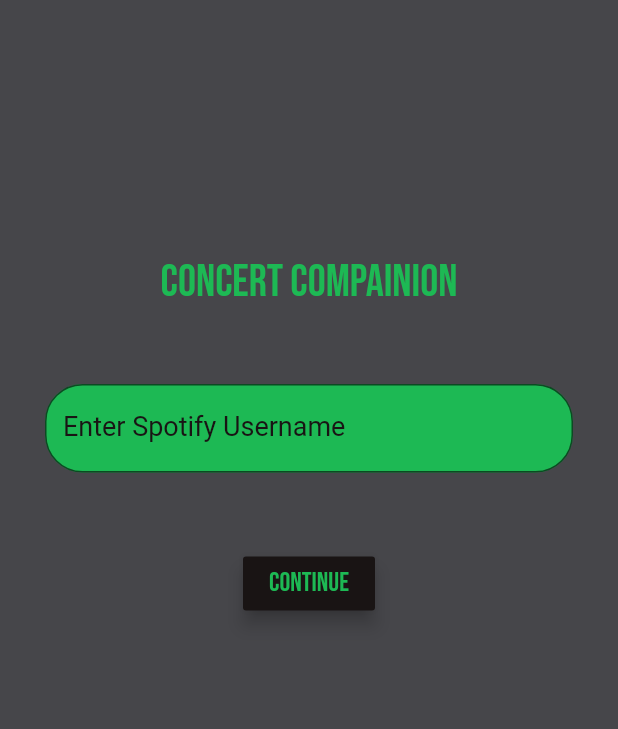
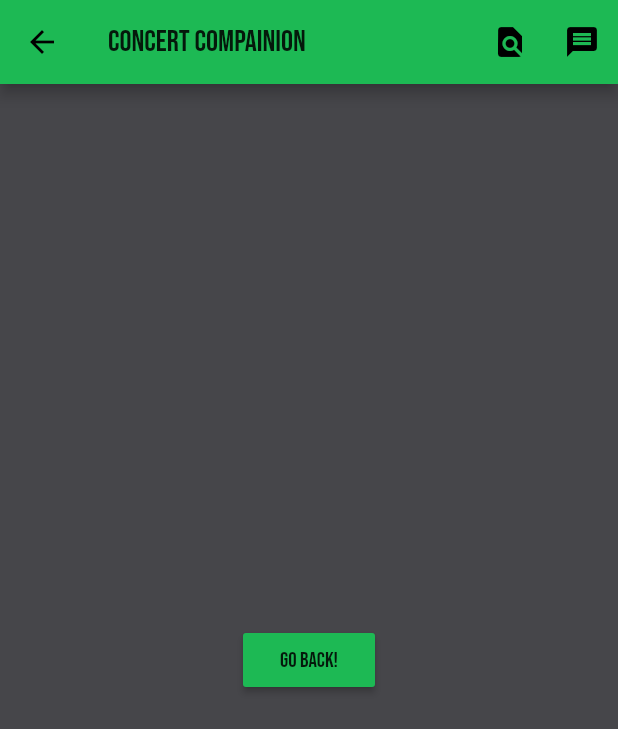
Before and after one commit to pjw9963/Concert-Compainion, a Flutter app: the screen it shows after launch, after a tap on "Continue", on a phone screen of 412 x 824 dp. Shown: the top 729 px of the screen. Run offline on Flutter 3.47's test engine with Material 2 defaults, Android fonts, the phone set to English and light mode, and no system bars; Roboto replaces fonts that are missing (Poppins).

Commit message:
added swipe and message page

```diff
--- a/concert_compainion_flutter/lib/Home.dart
+++ b/concert_compainion_flutter/lib/Home.dart
@@ -1,11 +1,26 @@
 import 'package:flutter/material.dart';
 
-class SecondScreen extends StatelessWidget {
+class HomeScreen extends StatelessWidget {
   @override
   Widget build(BuildContext context) {
     return Scaffold(
       appBar: AppBar(
-        title: Text("Second Screen"),
+        title: Text("Concert Compainion"),
+        actions: <Widget>[
+          IconButton(
+            icon: Icon(Icons.find_in_page),
+            onPressed: () {
+              Navigator.pushNamed(context, '/swipe');
+            },
+          ),
+          // action button
+          IconButton(
+            icon: Icon(Icons.message),
+            onPressed: () {
+              Navigator.pushNamed(context, '/message');
+            },
+          ),
+        ],
       ),
       body: Center(
         child: RaisedButton(
--- a/concert_compainion_flutter/lib/Login_Form.dart
+++ b/concert_compainion_flutter/lib/Login_Form.dart
@@ -1,12 +1,4 @@
 import 'package:flutter/material.dart';
-
-Color hexToColor(String code) {
-  return new Color(int.parse(code.substring(1, 7), radix: 16) + 0xFF000000);
-}
-
-var _green = hexToColor("#1DB954");
-var _black = hexToColor("#191414");
-var _background_grey = hexToColor("#46464a");
 
 class MyCustomForm extends StatefulWidget {
   @override
@@ -31,8 +23,7 @@ class _MyCustomFormState extends State<MyCustomForm> {
           controller: myController,
           decoration: new InputDecoration(
             labelText: "Enter Spotify Username",
-            labelStyle: TextStyle(color: _black, fontSize: 18),
-            fillColor: _green,
+            labelStyle: TextStyle(fontSize: 18),
             filled: true,
             border: new OutlineInputBorder(
               borderRadius: new BorderRadius.circular(25.0),
@@ -51,15 +42,14 @@ class _MyCustomFormState extends State<MyCustomForm> {
         ),
         new Padding(padding: EdgeInsets.only(top: 50)),
         new RaisedButton(
-          color: _black,
-          splashColor: _green,
           animationDuration: Duration(seconds: 2),
           onPressed: () {
             //myController.text send to api for sign in
+            Navigator.pushNamed(context, '/home');
           },
           padding: EdgeInsets.all(5),
           elevation: 5.0,
-          child: Text("Continue", style: TextStyle(fontSize: 18, color: _green),),
+          child: Text("Continue", style: TextStyle(fontSize: 18),),
         )
       ],
     );
@@ -70,23 +60,17 @@ class _MyCustomFormState extends State<MyCustomForm> {
 class LoginScreen extends StatelessWidget {
   @override
   Widget build(BuildContext context) {
-    return MaterialApp(
-      debugShowCheckedModeBanner: false,
-      title: 'Concert Compainion Login',
-      theme: ThemeData(
-        fontFamily: 'BebasNeue',
-      ),
-      home: new Material(
+    return new Material(
           child: new Container(
             padding: const EdgeInsets.all(30.0),
-            color: _background_grey,
             child: new Container(
                 child: new Center(
                   child: new Column(
                       children : [
                         new Padding(padding: EdgeInsets.only(top: 140.0)),
                         new Text('Concert Compainion',
-                          style: new TextStyle(color: _green, fontSize: 30.0, fontFamily: "BebasNeue"),),
+                          style: Theme.of(context).textTheme.headline,
+                        ),
                         new Padding(padding: EdgeInsets.only(top: 50.0)),
                         new MyCustomForm(),
                       ]
@@ -94,7 +78,6 @@ class LoginScreen extends StatelessWidget {
                 )
             ),
           )
-      ),
-    );
+      );
   }
 }
--- a/concert_compainion_flutter/lib/main.dart
+++ b/concert_compainion_flutter/lib/main.dart
@@ -1,13 +1,47 @@
 import 'package:flutter/material.dart';
 import 'Login_Form.dart';
 import 'Home.dart';
+import 'Swipe.dart';
+import 'Message.dart';
 
 void main() => runApp(MyApp());
+
+
+Color hexToColor(String code) {
+  return new Color(int.parse(code.substring(1, 7), radix: 16) + 0xFF000000);
+}
+
+var _green = hexToColor("#1DB954");
+var _black = hexToColor("#191414");
+var _background_grey = hexToColor("#46464a");
 
 class MyApp extends StatelessWidget {
 
   @override
   Widget build(BuildContext context) {
-    return LoginScreen();
+    return MaterialApp(
+        debugShowCheckedModeBanner: false,
+        title: 'Concert Compainion Login',
+        initialRoute: '/',
+        routes: {
+          '/': (context) => LoginScreen(),
+          '/home': (context) => HomeScreen(),
+          //'/swipe': (context) =>
+        },
+        theme: ThemeData(
+          canvasColor: _background_grey,
+          fontFamily: 'BebasNeue',
+          primaryColor: _green,
+          buttonTheme: ButtonThemeData(
+            buttonColor: _green,
+          ),
+          accentColor: _green,
+          textTheme: TextTheme(
+            headline: TextStyle(fontSize: 72.0, fontWeight: FontWeight.bold, color: _green),
+            title: TextStyle(fontSize: 36.0, fontStyle: FontStyle.italic),
+            body1: TextStyle(fontSize: 14.0, fontFamily: 'Hind'),
+          ),
+    ),
+    );
   }
 }
```
Also changed, not shown: concert_compainion_flutter/lib/Message.dart (added), concert_compainion_flutter/lib/Swipe.dart (added).
